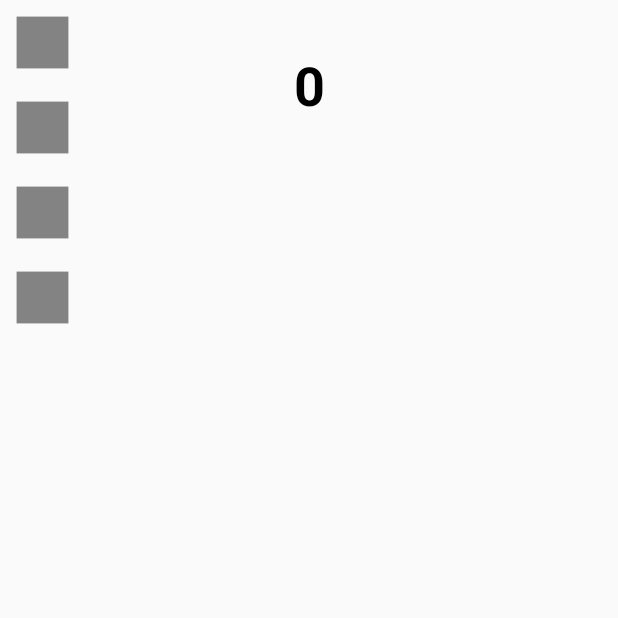
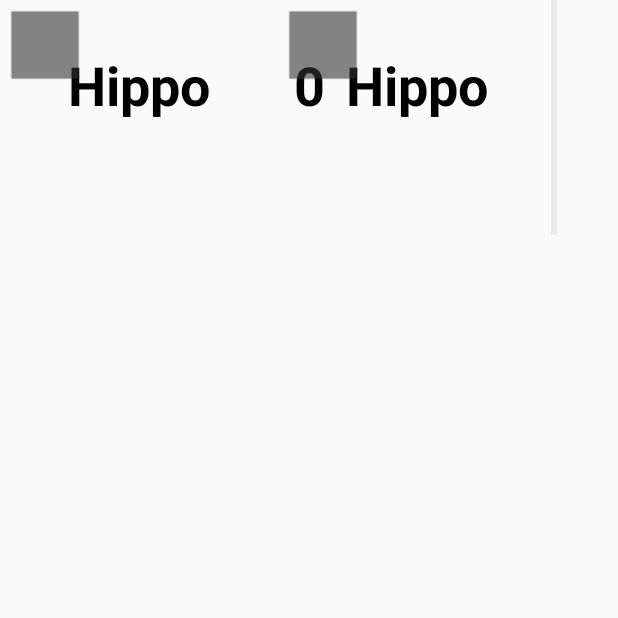
Before and after one commit to aoganezo/MatchingGame, an Android app: the GamePlay screen opened directly, with no data from a screen before it, on a phone screen of 412 x 824 dp, the top half of it. Run offline under Robolectric (Android 15) with nearby library versions, the phone set to English and light mode, and no system bars.

Commit message:
Implemented Grid View

```diff
--- a/Memory/app/src/main/java/app/memory/GamePlay.java
+++ b/Memory/app/src/main/java/app/memory/GamePlay.java
@@ -4,6 +4,7 @@ import android.os.Bundle;
 import android.support.design.widget.FloatingActionButton;
 import android.support.design.widget.Snackbar;
 import android.support.v7.app.AppCompatActivity;
+import android.util.Log;
 import android.view.Menu;
 import android.view.View;
 import android.content.Intent;
@@ -13,43 +14,68 @@ import android.widget.AdapterView;
 import android.widget.AdapterView.OnItemClickListener;
 
 public class GamePlay extends AppCompatActivity {
+    GridView gridView;
+
+    String[] values = {
+            "Hippo",
+            "Hippo",
+            "Hippo",
+            "Hippo",
+            "Hippo",
+            "Hippo",
+    };
+
+    int[] images = {
+            R.drawable.hippo,
+            R.drawable.hippo,
+            R.drawable.hippo,
+            R.drawable.hippo,
+            R.drawable.hippo,
+            R.drawable.hippo,
+    };
     @Override
     protected void onCreate(Bundle savedInstanceState) {
         super.onCreate(savedInstanceState);
         setContentView(R.layout.activity_game_play);
 
-        int size;
+        /*int size;
 
         Intent intent = getIntent();
         final String mode = intent.getStringExtra("mode");
-
+        Log.i("test", "test1, gameplay, before size check");
 
         if (mode == "2ez") {
+            Log.i("test", "test1, gameplay, size=10");
             size = 10;
         }
         else if (mode == "ez") {
+            Log.i("test", "test1, gameplay, size=16");
             size = 16;
         }
         else if (mode == "not ez") {
+            Log.i("test", "test1, gameplay, size=24");
             size = 24;
         }
         else {
+            Log.i("test", "test1, gameplay, size=error");
             size = 0;
-        }
+        }*/
 
-        GridView gridview = (GridView) findViewById(R.id.gridview);
-        gridview.setAdapter(new ImageAdapter(this));
-
-        gridview.setOnItemClickListener(new OnItemClickListener() {
-            public void onItemClick(AdapterView<?> parent,
-                                    View v, int position, long id){
-                // Send intent to SingleViewActivity
-                Intent i = new Intent(getApplicationContext(), SingleViewActivity.class);
-                // Pass image index
-                i.putExtra("id", position);
-                startActivity(i);
-            }
-        });
+        gridView = (GridView) findViewById(R.id.gridview);
+        Log.i("test", "test1, gameplay, gridview created");
+        ImageAdapter gridAdapter = new ImageAdapter(this, values, images);
+        gridView.setAdapter(gridAdapter);
+//
+//        gridView.setOnItemClickListener(new OnItemClickListener() {
+//            public void onItemClick(AdapterView<?> parent,
+//                                    View v, int position, long id){
+//                // Send intent to SingleViewActivity
+//                Intent i = new Intent(getApplicationContext(), SingleViewActivity.class);
+//                // Pass image index
+//                i.putExtra("id", position);
+//                startActivity(i);
+//            }
+//        });
 
 
 
--- a/Memory/app/src/main/java/app/memory/ImageAdapter.java
+++ b/Memory/app/src/main/java/app/memory/ImageAdapter.java
@@ -2,55 +2,69 @@ package app.memory;
 
 import android.content.Context;
 
+import android.util.Log;
+import android.view.LayoutInflater;
 import android.view.View;
 import android.view.ViewGroup;
 
 import android.widget.BaseAdapter;
 import android.widget.GridView;
 import android.widget.ImageView;
+import android.widget.TextView;
 
 public class ImageAdapter extends BaseAdapter {
     private Context mContext;
+    private final String [] values;
+    private final int [] images;
+    View view;
+    LayoutInflater layoutInflater;
+
+    public ImageAdapter(Context mContext, String[] values, int[] images) {
+        this.mContext = mContext;
+        this.values = values;
+        this.images = images;
+    }
 
     // Constructor
-    public ImageAdapter(Context c) {
-        mContext = c;
+//    public ImageAdapter(Context c) {
+//        mContext = c;
+//    }
+    @Override
+    public int getCount() {
+        return values.length;
     }
 
-    public int getCount() {
-        return mThumbIds.length;
-    }
-
+    @Override
     public Object getItem(int position) {
         return null;
     }
 
+    @Override
     public long getItemId(int position) {
         return 0;
     }
 
     // create a new ImageView for each item referenced by the Adapter
     public View getView(int position, View convertView, ViewGroup parent) {
-        ImageView imageView;
-
+        //ImageView imageView;
+        layoutInflater = (LayoutInflater) mContext.getSystemService(Context.LAYOUT_INFLATER_SERVICE);
+        Log.i("test", "test2, gameplay, getView");
         if (convertView == null) {
-            imageView = new ImageView(mContext);
-            imageView.setLayoutParams(new GridView.LayoutParams(85, 85));
-            imageView.setScaleType(ImageView.ScaleType.CENTER_CROP);
-            imageView.setPadding(8, 8, 8, 8);
+            Log.i("test", "test2, gameplay, convertView is Null");
+            view = new View(mContext);
+            view = layoutInflater.inflate(R.layout.activity_game_play, null);
+            ImageView imageView = (ImageView) view.findViewById(R.id.imageview);
+            TextView tv = (TextView) view.findViewById(R.id.textView);
+            imageView.setImageResource(images[position]);
+            tv.setText(values[position]);
         }
-        else
-        {
-            imageView = (ImageView) convertView;
-        }
-        imageView.setImageResource(mThumbIds[position]);
-        return imageView;
+        return view;
     }
 
     // Keep all Images in array
-    public Integer[] mThumbIds = {
-            R.drawable.hippo, R.drawable.hippo,
-            R.drawable.hippo, R.drawable.hippo//,
+//    public Integer[] mThumbIds = {
+//            R.drawable.hippo, R.drawable.hippo,
+//            R.drawable.hippo, R.drawable.hippo//,
 //            R.drawable.sample_6, R.drawable.sample_7,
 //            R.drawable.sample_0, R.drawable.sample_1,
 //            R.drawable.sample_2, R.drawable.sample_3,
@@ -60,5 +74,5 @@ public class ImageAdapter extends BaseAdapter {
 //            R.drawable.sample_2, R.drawable.sample_3,
 //            R.drawable.sample_4, R.drawable.sample_5,
 //            R.drawable.sample_6, R.drawable.sample_7
-    };
+//    };
 }
--- a/Memory/app/src/main/java/app/memory/SingleViewActivity.java
+++ /dev/null
@@ -1,24 +0,0 @@
-package app.memory;
-
-import android.app.Activity;
-import android.content.Intent;
-import android.os.Bundle;
-import android.widget.ImageView;
-
-public class SingleViewActivity extends Activity {
-    @Override
-    public void onCreate(Bundle savedInstanceState) {
-        super.onCreate(savedInstanceState);
-        setContentView(R.layout.single_view);
-
-        // Get intent data
-        Intent i = getIntent();
-
-        // Selected image id
-        int position = i.getExtras().getInt("id");
-        ImageAdapter imageAdapter = new ImageAdapter(this);
-
-        ImageView imageView = (ImageView) findViewById(R.id.SingleView);
-        imageView.setImageResource(imageAdapter.mThumbIds[position]);
-    }
-}
--- a/Memory/app/src/main/res/layout/activity_game_play.xml
+++ b/Memory/app/src/main/res/layout/activity_game_play.xml
@@ -20,12 +20,19 @@
         android:layout_marginTop="32dp"
         app:layout_constraintHorizontal_bias="0.501" />
 
+    <ImageView
+        android:id="@+id/imageview"
+        android:layout_width="60dp"
+        android:layout_height="60dp" />
+
     <GridView
         android:id="@+id/gridview"
         android:layout_width="371dp"
         android:layout_height="469dp"
         tools:layout_editor_absoluteX="8dp"
-        tools:layout_editor_absoluteY="90dp" />
+        tools:layout_editor_absoluteY="90dp"
+        android:numColumns="auto_fit"
+        android:gravity="center" />
 
 
 </android.support.constraint.ConstraintLayout>
```
